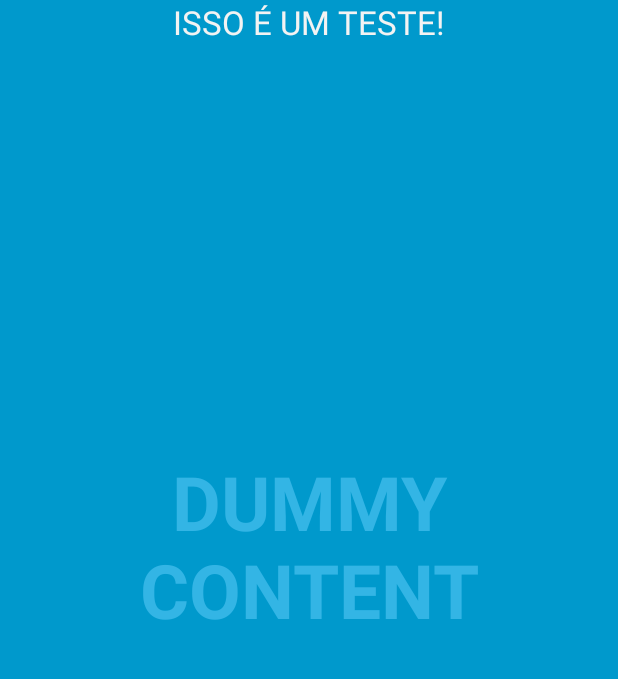
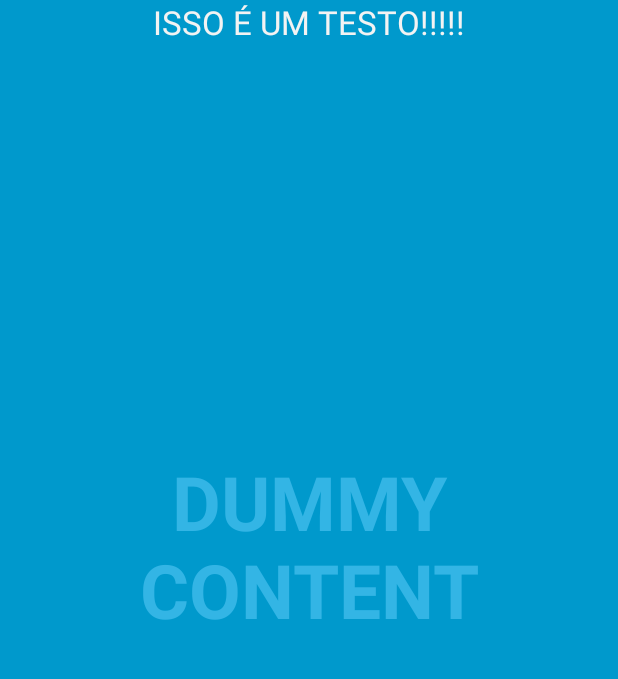
Before and after one commit to jajunior/jogoteste, an Android app: the screen it shows after launch (FullscreenActivity), on a phone screen of 412 x 824 dp, the part 72-751 px from its top. Run offline under Robolectric (Android 15) with nearby library versions, the phone set to English and light mode, and no system bars; 1 statement that could not run was skipped.

Commit message:
primeira edição

```diff
--- a/app/src/main/res/layout/activity_fullscreen.xml
+++ b/app/src/main/res/layout/activity_fullscreen.xml
@@ -22,10 +22,6 @@
             android:background="@color/black_overlay" android:orientation="horizontal"
             tools:ignore="UselessParent">
 
-            <Button android:id="@+id/dummy_button" style="?metaButtonBarButtonStyle"
-                android:layout_width="0dp" android:layout_height="wrap_content"
-                android:layout_weight="1" android:text="@string/dummy_button" />
-
         </LinearLayout>
 
         <TextView
--- a/app/src/main/res/values/strings.xml
+++ b/app/src/main/res/values/strings.xml
@@ -3,5 +3,5 @@
 
     <string name="dummy_button">Botão de Teste</string>
     <string name="dummy_content">DUMMY\nCONTENT</string>
-    <string name="dummy_texto1">ISSO É UM TESTE!</string>
+    <string name="dummy_texto1">ISSO É UM TESTO!!!!!</string>
 </resources>
```
Also changed, not shown: 1 other file.
